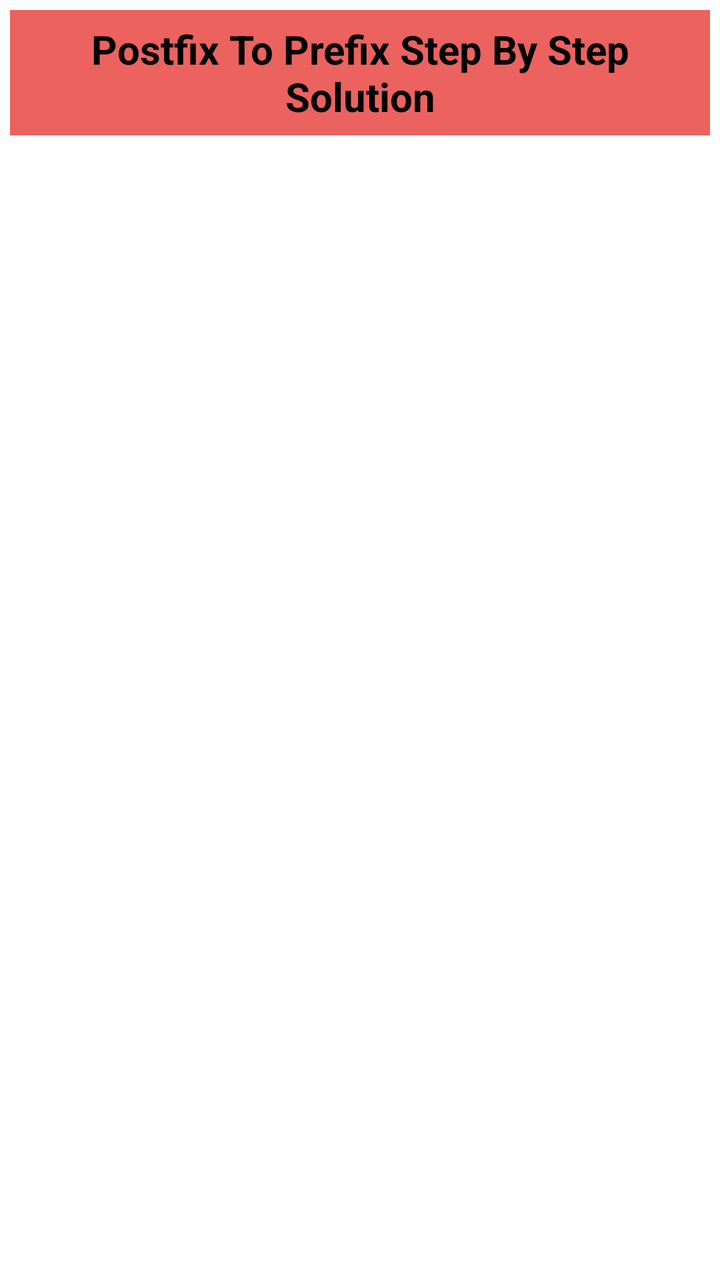
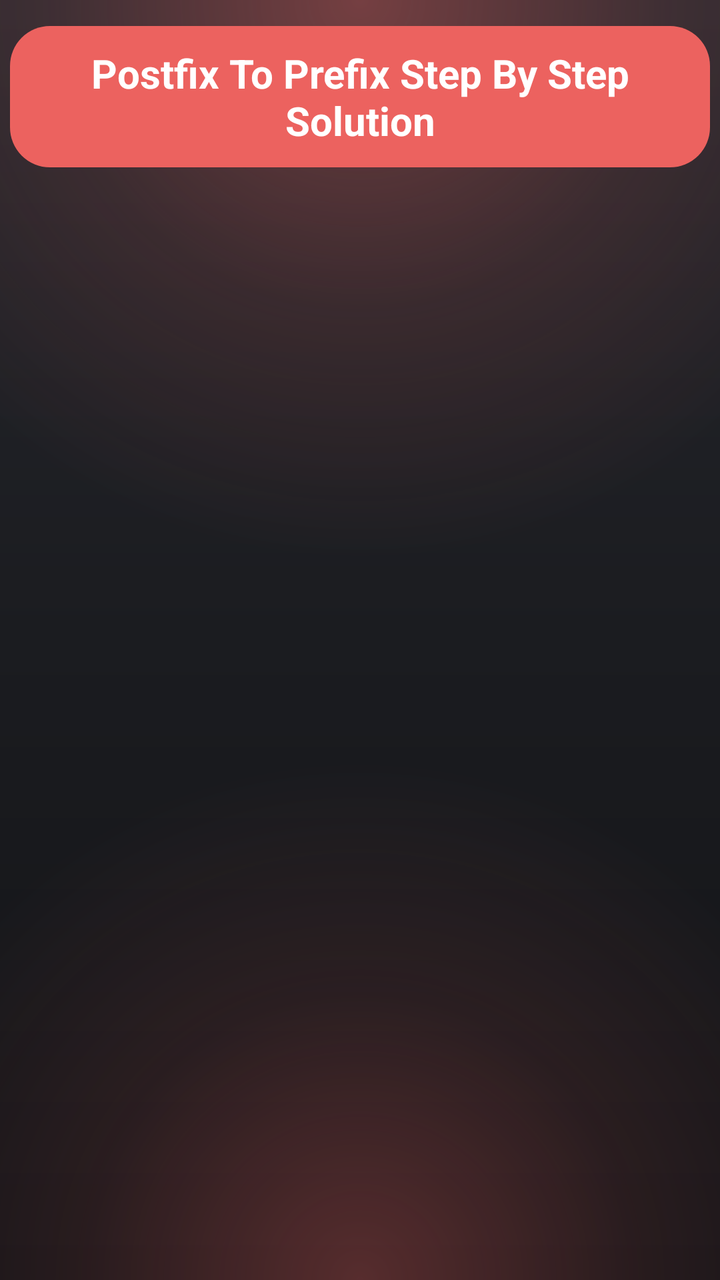

Before-and-after screenshots of an Android layout around one commit, followed by the original layout XML and the change that was made.
<!-- AndroidManifest.xml: application theme AppTheme -->
<!-- res/layout/activity_step_by_step_solution_postfix_to_prefix.xml -->
<?xml version="1.0" encoding="utf-8"?>
<LinearLayout xmlns:android="http://schemas.android.com/apk/res/android"
    xmlns:tools="http://schemas.android.com/tools"
    android:layout_width="match_parent"
    android:layout_height="match_parent"
    android:padding="5dp"
    android:background="#FFFFFF"
    android:fitsSystemWindows="true"
    android:orientation="vertical"
    tools:context=".step_by_step_solution_postfix_to_prefix">
    <TextView
        android:layout_width="wrap_content"
        android:layout_height="wrap_content"
        android:text="@string/postfix_to_prefix_step_by_step_solution"
        android:textColor="#000000"
        android:textSize="20sp"
        android:gravity="center_horizontal"
        android:background="#EC625F"
        android:padding="6dp"
        android:textStyle="bold"
        android:layout_marginBottom="20dp"
        android:layout_gravity="center_horizontal"/>
    <TextView
        android:layout_width="wrap_content"
        android:layout_height="wrap_content"
        android:id="@+id/input"
        android:layout_gravity="center_horizontal"
        android:textStyle="bold"
        android:textColor="#000000"
        android:layout_marginBottom="20dp"
        android:textSize="25sp"/>
    <ScrollView
        android:layout_width="match_parent"
        android:layout_height="match_parent">
        <LinearLayout
            android:layout_width="match_parent"
            android:layout_height="wrap_content"
            android:orientation="vertical">
            <TextView
                android:layout_width="wrap_content"
                android:layout_height="wrap_content"
                android:layout_gravity="center_horizontal"
                android:textStyle="bold"
                android:textSize="25sp"
                android:layout_marginBottom="20dp"
                android:id="@+id/solution"/>
            <TextView
                android:layout_width="wrap_content"
                android:id="@+id/prefix_output_final"
                android:layout_height="wrap_content"
                android:textColor="#000000"
                android:layout_gravity="center_horizontal"
                android:textSize="25sp"
                android:textStyle="bold"/>
        </LinearLayout>
    </ScrollView>
</LinearLayout>
<!-- resources referenced by this layout -->
<resources>
  <string name="postfix_to_prefix_step_by_step_solution">Postfix To Prefix Step By Step Solution</string>
  <style name="AppTheme" parent="Theme.AppCompat.Light.NoActionBar">
          <item name="colorPrimary">@color/colorPrimary</item>
          <item name="colorPrimaryDark">#EC625F</item>
          <item name="colorAccent">@color/colorAccent</item>
      </style>
  <color name="colorPrimary">#6200EE</color>
  <color name="colorAccent">#03DAC5</color>
</resources>

<!-- the commit's change to res/layout/activity_step_by_step_solution_postfix_to_prefix.xml (unified diff, before → after) -->
@@ -1,22 +1,24 @@
 <?xml version="1.0" encoding="utf-8"?>
 <LinearLayout xmlns:android="http://schemas.android.com/apk/res/android"
     xmlns:tools="http://schemas.android.com/tools"
+    android:id="@+id/sbss_layout"
     android:layout_width="match_parent"
     android:layout_height="match_parent"
     android:padding="5dp"
-    android:background="#FFFFFF"
+    android:background="@drawable/background_2"
     android:fitsSystemWindows="true"
     android:orientation="vertical"
     tools:context=".step_by_step_solution_postfix_to_prefix">
     <TextView
-        android:layout_width="wrap_content"
+        android:layout_width="match_parent"
         android:layout_height="wrap_content"
+        android:layout_marginTop="8dp"
         android:text="@string/postfix_to_prefix_step_by_step_solution"
-        android:textColor="#000000"
+        android:textColor="#FFFFFF"
         android:textSize="20sp"
         android:gravity="center_horizontal"
-        android:background="#EC625F"
-        android:padding="6dp"
+        android:background="@drawable/button_2"
+        android:padding="10dp"
         android:textStyle="bold"
         android:layout_marginBottom="20dp"
         android:layout_gravity="center_horizontal"/>
@@ -26,12 +28,15 @@
         android:id="@+id/input"
         android:layout_gravity="center_horizontal"
         android:textStyle="bold"
-        android:textColor="#000000"
+        android:textColor="#FFFFFF"
+        android:textIsSelectable="true"
         android:layout_marginBottom="20dp"
         android:textSize="25sp"/>
     <ScrollView
         android:layout_width="match_parent"
-        android:layout_height="match_parent">
+        android:layout_height="0dp"
+        android:layout_weight="1"
+        android:fillViewport="true">
         <LinearLayout
             android:layout_width="match_parent"
             android:layout_height="wrap_content"
@@ -41,14 +46,18 @@
                 android:layout_height="wrap_content"
                 android:layout_gravity="center_horizontal"
                 android:textStyle="bold"
-                android:textSize="25sp"
+                android:textColor="#FFFFFF"
+                android:textIsSelectable="true"
+                android:textSize="22sp"
                 android:layout_marginBottom="20dp"
                 android:id="@+id/solution"/>
             <TextView
                 android:layout_width="wrap_content"
                 android:id="@+id/prefix_output_final"
                 android:layout_height="wrap_content"
-                android:textColor="#000000"
+                android:textColor="#FFFFFF"
+                android:textIsSelectable="true"
+                android:layout_marginBottom="20dp"
                 android:layout_gravity="center_horizontal"
                 android:textSize="25sp"
                 android:textStyle="bold"/>
<!-- resource entries referenced after the edit -->
@@ -1,12 +1,73 @@
 <!-- resources referenced by this layout -->
 <resources>
+  <!-- drawable background_2 (drawable) -->
+  <?xml version="1.0" encoding="utf-8"?>
+  <vector xmlns:android="http://schemas.android.com/apk/res/android"
+      xmlns:aapt="http://schemas.android.com/aapt"
+      android:width="360dp"
+      android:height="640dp"
+      android:viewportWidth="360"
+      android:viewportHeight="640">
+  
+      
+      <path android:pathData="M0,0h360v640h-360z">
+          <aapt:attr name="android:fillColor">
+              <gradient
+                  android:startX="180"
+                  android:startY="0"
+                  android:endX="180"
+                  android:endY="640"
+                  android:type="linear">
+                  <item android:color="#25272D" android:offset="0.0" />
+                  <item android:color="#1B1C20" android:offset="0.5" />
+                  <item android:color="#121316" android:offset="1.0" />
+              </gradient>
+          </aapt:attr>
+      </path>
+  
+      
+      <path android:pathData="M0,0h360v360h-360z">
+          <aapt:attr name="android:fillColor">
+              <gradient
+                  android:centerX="180"
+                  android:centerY="0"
+                  android:gradientRadius="280"
+                  android:type="radial">
+                  <item android:color="#66EC625F" android:offset="0.0" />
+                  <item android:color="#20EC625F" android:offset="0.55" />
+                  <item android:color="#00EC625F" android:offset="1.0" />
+              </gradient>
+          </aapt:attr>
+      </path>
+  
+      
+      <path android:pathData="M0,320h360v320h-360z">
+          <aapt:attr name="android:fillColor">
+              <gradient
+                  android:centerX="180"
+                  android:centerY="640"
+                  android:gradientRadius="260"
+                  android:type="radial">
+                  <item android:color="#50EC625F" android:offset="0.0" />
+                  <item android:color="#18EC625F" android:offset="0.55" />
+                  <item android:color="#00EC625F" android:offset="1.0" />
+              </gradient>
+          </aapt:attr>
+      </path>
+  </vector>
+  <!-- drawable button_2 (drawable) -->
+  <?xml version="1.0" encoding="utf-8"?>
+  <shape xmlns:android="http://schemas.android.com/apk/res/android" android:shape="rectangle">
+      <solid android:color="#ec625f"/>
+      <corners android:radius="20dp"/>
+  </shape>
   <string name="postfix_to_prefix_step_by_step_solution">Postfix To Prefix Step By Step Solution</string>
   <style name="AppTheme" parent="Theme.AppCompat.Light.NoActionBar">
           <item name="colorPrimary">@color/colorPrimary</item>
           <item name="colorPrimaryDark">#EC625F</item>
           <item name="colorAccent">@color/colorAccent</item>
       </style>
-  <color name="colorPrimary">#6200EE</color>
-  <color name="colorAccent">#03DAC5</color>
+  <color name="colorPrimary">#25272D</color>
+  <color name="colorAccent">#EC625F</color>
 </resources>
 
